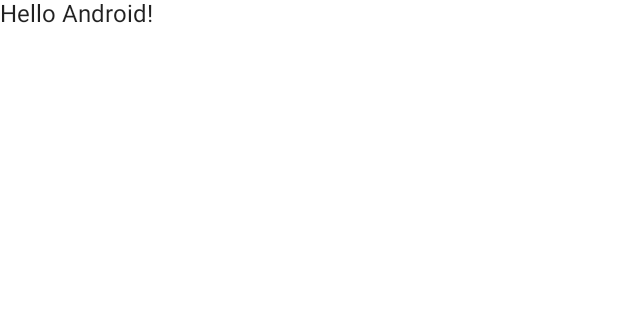
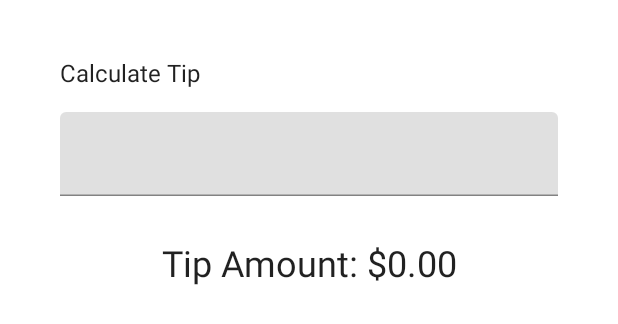
Before and after one commit to AlanSalgado/T12A-PROG_MOVIL-ALAN_SALGADO_SALAS, an Android app built with Jetpack Compose: the @Preview function DefaultPreview, on a phone screen of 412 x 824 dp. Shown: the top 324 px of the screen. Run offline under Robolectric (Android 15) with nearby library versions, the phone set to English and light mode, and no system bars.

Commit message:
Caja de texto principal agregada

```diff
--- a/app/src/main/java/com/alan_ss/tipcalculator/MainActivity.kt
+++ b/app/src/main/java/com/alan_ss/tipcalculator/MainActivity.kt
@@ -3,14 +3,19 @@ package com.alan_ss.tipcalculator
 import android.os.Bundle
 import androidx.activity.ComponentActivity
 import androidx.activity.compose.setContent
-import androidx.compose.foundation.layout.fillMaxSize
+import androidx.compose.foundation.layout.*
 import androidx.compose.material.MaterialTheme
 import androidx.compose.material.Surface
 import androidx.compose.material.Text
+import androidx.compose.material.TextField
 import androidx.compose.runtime.Composable
+import androidx.compose.ui.Alignment
 import androidx.compose.ui.Modifier
+import androidx.compose.ui.res.stringResource
 import androidx.compose.ui.tooling.preview.Preview
+import androidx.compose.ui.unit.dp
 import com.alan_ss.tipcalculator.ui.theme.TipCalculatorTheme
+import java.text.NumberFormat
 
 class MainActivity : ComponentActivity() {
     override fun onCreate(savedInstanceState: Bundle?) {
@@ -22,7 +27,7 @@ class MainActivity : ComponentActivity() {
                     modifier = Modifier.fillMaxSize(),
                     color = MaterialTheme.colors.background
                 ) {
-                    Greeting("Android")
+                    TipTimeLayout()
                 }
             }
         }
@@ -30,14 +35,46 @@ class MainActivity : ComponentActivity() {
 }
 
 @Composable
-fun Greeting(name: String) {
-    Text(text = "Hello $name!")
+fun TipTimeLayout() {
+    Column(
+        modifier = Modifier.padding(40.dp),
+        horizontalAlignment = Alignment.CenterHorizontally,
+        verticalArrangement = Arrangement.Center
+    ) {
+        Text(
+            text = stringResource(R.string.calculate_tip),
+            modifier = Modifier
+                .padding(bottom = 16.dp)
+                .align(alignment = Alignment.Start)
+        )
+        EditNumberField(modifier = Modifier.padding(bottom = 32.dp).fillMaxWidth())
+        Text(
+            text = stringResource(R.string.tip_amount, "$0.00"),
+            style = MaterialTheme.typography.h5
+        )
+        Spacer(modifier = Modifier.height(150.dp))
+    }
+}
+
+@Composable
+fun EditNumberField(modifier: Modifier = Modifier) {
+    TextField(
+        value = "",
+        onValueChange = {},
+        modifier = modifier
+    )
+}
+
+
+private fun calculateTip(amount: Double, tipPercent: Double = 15.0): String {
+    val tip = tipPercent / 100 * amount
+    return NumberFormat.getCurrencyInstance().format(tip)
 }
 
 @Preview(showBackground = true)
 @Composable
 fun DefaultPreview() {
     TipCalculatorTheme {
-        Greeting("Android")
+        TipTimeLayout()
     }
 }
--- a/app/src/main/res/values/strings.xml
+++ b/app/src/main/res/values/strings.xml
@@ -1,3 +1,6 @@
 <resources>
-    <string name="app_name">Tip Calculator</string>
+    <string name="app_name">Tip Time</string>
+    <string name="calculate_tip">Calculate Tip</string>
+    <string name="bill_amount">Bill Amount</string>
+    <string name="tip_amount">Tip Amount: %s</string>
 </resources>
```
